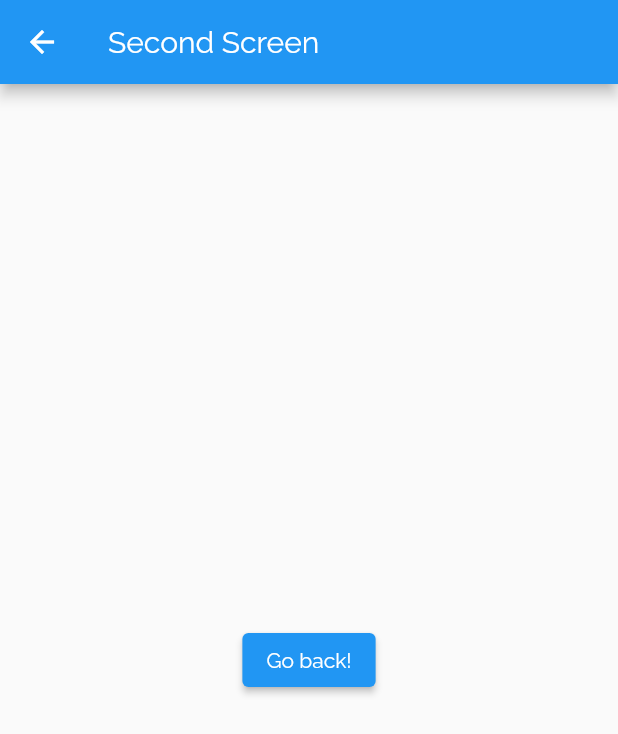
After one commit to BustamanteMelkia/Tech-ecommerce-app, a Flutter app: the SearchScreen screen opened directly, on a phone screen of 412 x 824 dp. The commit adds this screen. Shown: the top 734 px of the screen. Run offline on Flutter 3.47's test engine with Material 2 defaults, Android fonts, the phone set to English and light mode, and no system bars; our stand-ins replace carousel_slider, contained_tab_bar_view.

```diff
--- /dev/null
+++ b/lib/screens/searchscreen.dart
@@ -0,0 +1,22 @@
+import 'package:flutter/material.dart';
+
+class SearchScreen extends StatelessWidget {
+  const SearchScreen({Key? key}) : super(key: key);
+
+  @override
+  Widget build(BuildContext context) {
+    return Scaffold(
+      appBar: AppBar(
+        title: const Text('Second Screen'),
+      ),
+      body: Center(
+        child: ElevatedButton(
+          onPressed: () {
+            // Navigate back to first screen when tapped.
+          },
+          child: const Text('Go back!'),
+        ),
+      ),
+    );
+  }
+}
```
Also changed, not shown: lib/screens/iniciopage.dart (+14 -2 lines).
